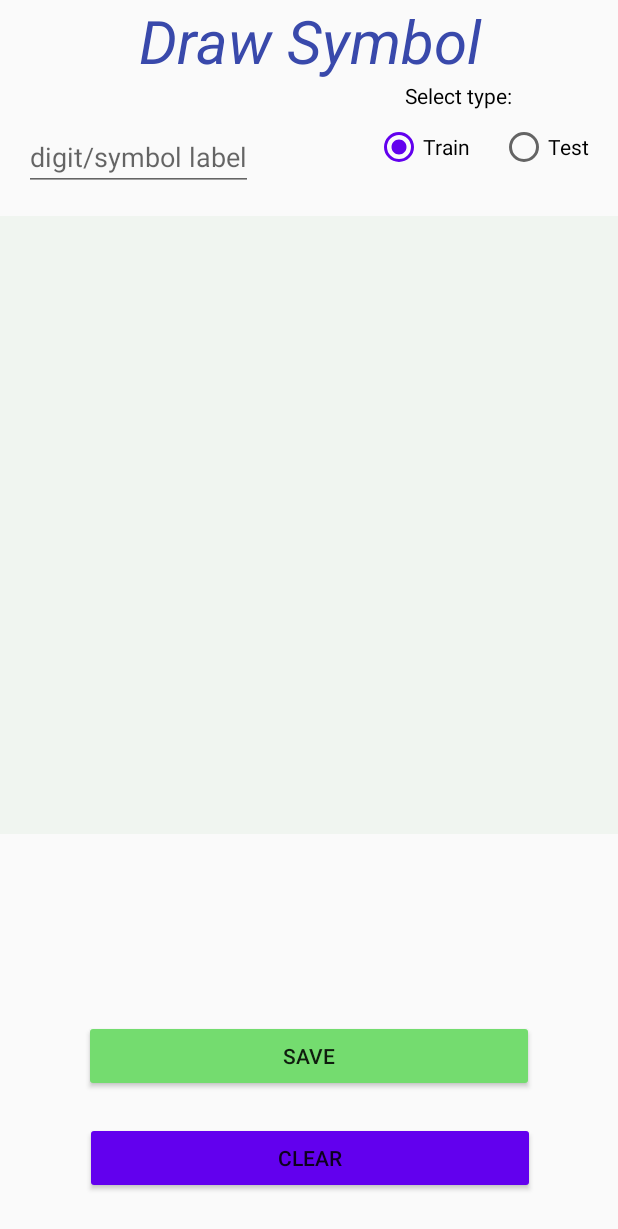
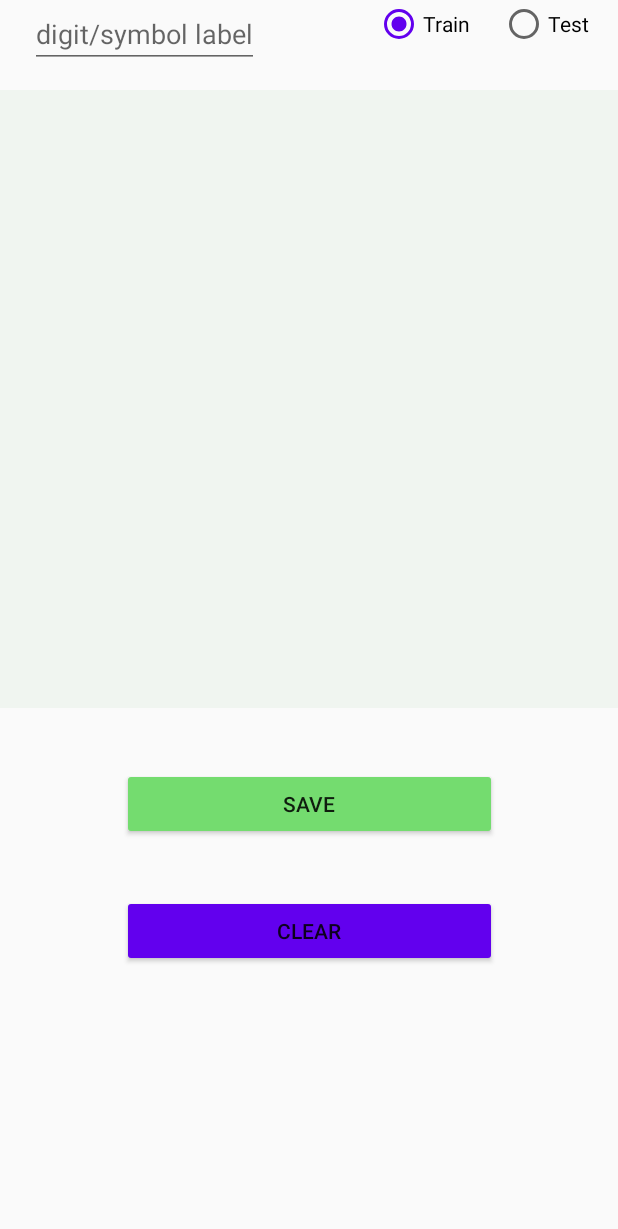
Before and after one commit to a2subedi/Digiboard, an Android app: the screen it shows after launch (DrawBoard), after a tap on "START DRAWING", on a phone screen of 412 x 824 dp. Shown: the top 1229 px of the screen. Run offline under Robolectric (Android 15) with nearby library versions, the phone set to English and light mode, and no system bars.

Commit message:
-Symbols pretty good. edges too sharp.

```diff
--- a/src/main/java/com/bhaire/digiboard/Drawing.java
+++ b/src/main/java/com/bhaire/digiboard/Drawing.java
@@ -34,7 +34,7 @@ public class Drawing extends View {
         mPaint.setAntiAlias(true);
         mPaint.setColor(Color.BLACK);
         mPaint.setStyle(Paint.Style.STROKE);
-        mPaint.setStrokeWidth(40f);
+        mPaint.setStrokeWidth(75f);
         mPaint.setStrokeJoin(Paint.Join.ROUND);
 
     }
--- a/src/main/java/com/bhaire/digiboard/MainActivity.java
+++ b/src/main/java/com/bhaire/digiboard/MainActivity.java
@@ -19,16 +19,9 @@ public class MainActivity extends AppCompatActivity {
         super.onCreate(savedInstanceState);
         setContentView(R.layout.main_activity);
 
-        btnExit = findViewById(R.id.btn_exit);
         btnStart = findViewById(R.id.btn_start_drawing);
         btnPref = findViewById(R.id.btn_preferences);
 
-        btnExit.setOnClickListener(new View.OnClickListener() {
-            @Override
-            public void onClick(View view) {
-                MainActivity.super.onBackPressed();
-            }
-        });
 
         btnStart.setOnClickListener(new View.OnClickListener() {
             @Override
--- a/src/main/res/layout/activity_draw_board.xml
+++ b/src/main/res/layout/activity_draw_board.xml
@@ -10,41 +10,33 @@
     tools:context=".DrawBoard">
 
 
-    <TextView
-        android:id="@+id/home_page_title"
-        android:layout_width="match_parent"
-        android:layout_height="wrap_content"
-        android:text="Draw Symbol"
-        android:textAlignment="center"
-        android:textColor="@color/colorPrimaryDark"
-        android:textSize="40sp"
-        android:textStyle="italic"
-        app:layout_constraintEnd_toEndOf="parent"
-        app:layout_constraintStart_toStartOf="parent"
-        app:layout_constraintTop_toTopOf="parent" />
+    <!--    <TextView-->
+    <!--        android:id="@+id/home_page_title"-->
+    <!--        android:layout_width="match_parent"-->
+    <!--        android:layout_height="wrap_content"-->
+    <!--        android:text="Draw Symbol"-->
+    <!--        android:textAlignment="center"-->
+    <!--        android:textColor="@color/colorPrimaryDark"-->
+    <!--        android:textSize="40sp"-->
+    <!--        android:textStyle="italic"-->
+    <!--        app:layout_constraintEnd_toEndOf="parent"-->
+    <!--        app:layout_constraintStart_toStartOf="parent"-->
+    <!--        app:layout_constraintTop_toTopOf="parent" />-->
 
-    <TextView
-        android:layout_width="142dp"
-        android:layout_height="27dp"
-        android:textColor="@android:color/black"
-        android:text="Select type:"
-        app:layout_constraintEnd_toEndOf="parent"
-        app:layout_constraintTop_toBottomOf="@+id/home_page_title" />
 
     <RadioGroup
         android:id="@+id/radioGroup"
         android:layout_width="162dp"
         android:layout_height="36dp"
-        android:layout_marginTop="28dp"
         android:orientation="horizontal"
         app:layout_constraintEnd_toEndOf="parent"
-        app:layout_constraintTop_toBottomOf="@+id/home_page_title">
+        app:layout_constraintTop_toTopOf="parent">
 
         <RadioButton
             android:id="@+id/radio_train"
             android:layout_width="wrap_content"
+            android:layout_height="wrap_content"
             android:checked="true"
-            android:layout_height="wrap_content"
             android:text="Train" />
 
         <RadioButton
@@ -59,51 +51,49 @@
         android:id="@+id/et_Label"
         android:layout_width="wrap_content"
         android:layout_height="wrap_content"
-        android:layout_marginStart="16dp"
+        android:layout_marginStart="20dp"
         android:cursorVisible="false"
-        android:layout_marginTop="28dp"
         android:hint="digit/symbol label"
         app:layout_constraintStart_toStartOf="parent"
-        app:layout_constraintTop_toBottomOf="@+id/home_page_title" />
+        app:layout_constraintTop_toTopOf="parent" />
 
     <com.bhaire.digiboard.Drawing
         android:id="@+id/canvas_square"
         android:layout_width="0dp"
         android:layout_height="0dp"
-        android:layout_marginTop="144dp"
+        android:layout_marginTop="60dp"
         app:layout_constraintDimensionRatio="H,1:1"
         app:layout_constraintHorizontal_bias="1.0"
         app:layout_constraintLeft_toLeftOf="parent"
         app:layout_constraintRight_toRightOf="parent"
         app:layout_constraintTop_toTopOf="parent" />
 
+
+    <Button
+        android:id="@+id/save_scr"
+        android:layout_width="250dp"
+        android:layout_height="wrap_content"
+        android:layout_above="@id/clr_scr"
+        android:layout_centerHorizontal="true"
+        android:backgroundTint="@color/colorPrimary"
+        android:text="save"
+        android:layout_marginTop="40dp"
+        app:layout_constraintEnd_toEndOf="parent"
+        app:layout_constraintStart_toStartOf="parent"
+        app:layout_constraintTop_toBottomOf="@+id/canvas_square" />
+
     <Button
         android:id="@+id/clr_scr"
-        android:layout_width="300dp"
+        android:layout_width="250dp"
         android:layout_height="wrap_content"
-        android:layout_alignParentBottom="true"
         android:layout_centerHorizontal="true"
-        android:layout_marginBottom="28dp"
         android:backgroundTint="@color/colorAccent"
         android:text="Clear"
         app:layout_constraintBottom_toBottomOf="parent"
         app:layout_constraintEnd_toEndOf="parent"
-        app:layout_constraintHorizontal_bias="0.504"
-        app:layout_constraintStart_toStartOf="parent" />
-
-    <Button
-        android:id="@+id/save_scr"
-        android:layout_width="300dp"
-        android:layout_height="wrap_content"
-        android:layout_above="@id/clr_scr"
-        android:layout_centerHorizontal="true"
-        android:layout_marginBottom="20dp"
-        android:backgroundTint="@color/colorPrimary"
-        android:text="save"
-        app:layout_constraintBottom_toTopOf="@+id/clr_scr"
-        app:layout_constraintEnd_toEndOf="parent"
+        app:layout_constraintHorizontal_bias="0.503"
         app:layout_constraintStart_toStartOf="parent"
-        app:layout_constraintTop_toBottomOf="@+id/canvas_square"
-        app:layout_constraintVertical_bias="1.0" />
+        app:layout_constraintTop_toBottomOf="@+id/save_scr"
+        app:layout_constraintVertical_bias="0.17" />
 
 </androidx.constraintlayout.widget.ConstraintLayout>
```
Also changed, not shown: src/main/res/layout/main_activity.xml (+18 -22 lines).
